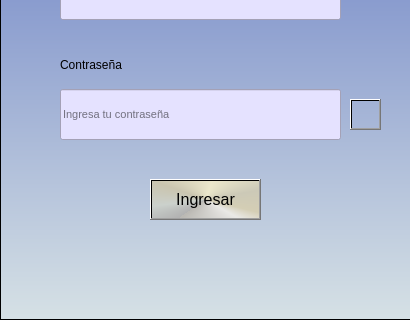
The window that pythonProject/vistas/login.ui (francisco2124/Cognidron-EEG-Version1.0) describes before a commit, drawn with Qt 5; both pictures show x 0 to 410 and y 231 to 551 of the 410 by 551 pixel window.
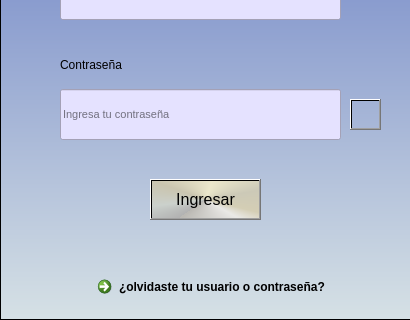
The same window after the commit. Icons and pictures are not drawn.

What changed in the file:
```diff
--- a/pythonProject/vistas/login.ui
+++ b/pythonProject/vistas/login.ui
@@ -308,6 +308,26 @@
      </rect>
     </property>
    </widget>
+   <widget class="QCommandLinkButton" name="btnOlvideMiPass">
+    <property name="geometry">
+     <rect>
+      <x>90</x>
+      <y>390</y>
+      <width>241</width>
+      <height>31</height>
+     </rect>
+    </property>
+    <property name="styleSheet">
+     <string notr="true">font: 9pt &quot;Times New Roman&quot;;</string>
+    </property>
+    <property name="text">
+     <string>¿olvidaste tu usuario o contraseña?</string>
+    </property>
+    <property name="icon">
+     <iconset resource="images/image.qrc">
+      <normaloff>:/newPrefix/key.png</normaloff>:/newPrefix/key.png</iconset>
+    </property>
+   </widget>
   </widget>
   <action name="actionUsuario">
    <property name="icon">
```
